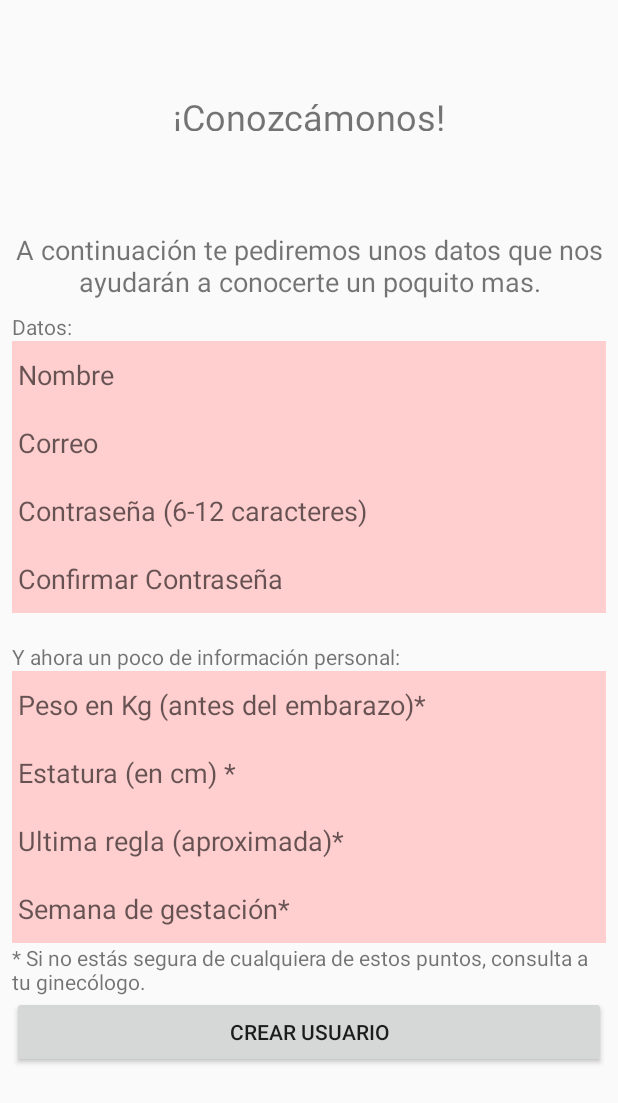
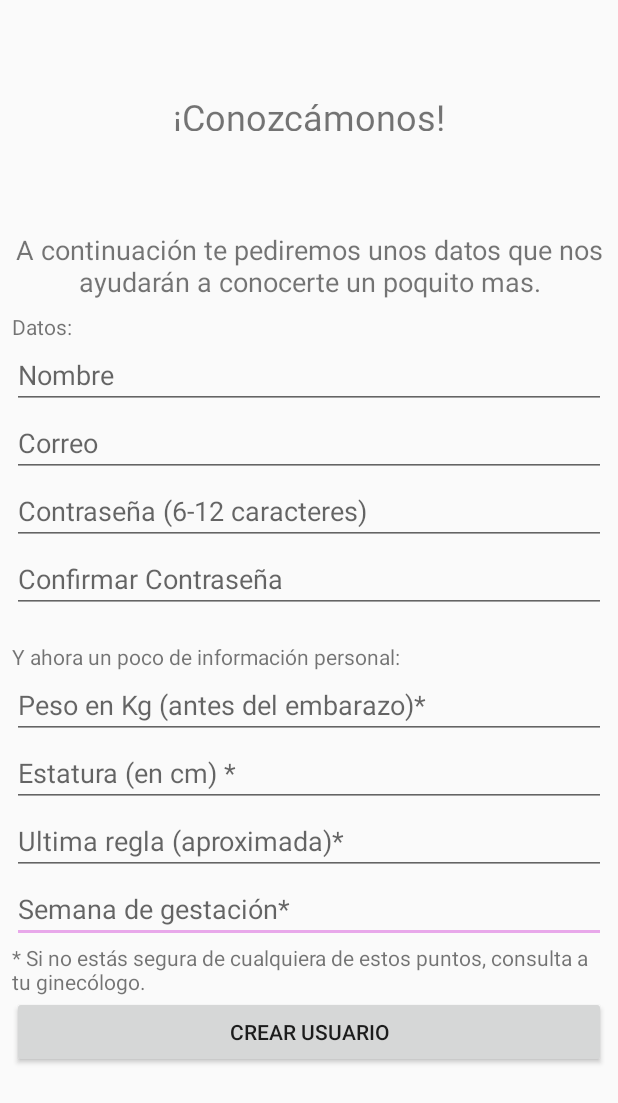
Before and after one commit to chiqeen03/Prototipo1AppEmbarazo, an Android app: the DatosActivity screen opened directly, with no data from a screen before it, after a tap on "CREAR USUARIO", on a phone screen of 412 x 824 dp. Shown: the top 1103 px of the screen. Run offline under Robolectric (Android 15) with nearby library versions, the phone set to English and light mode, and no system bars; our stand-ins replace Firebase (no records; nobody signed in at launch, a user with empty details on screens opened directly).

Commit message:
Creación de nuevos usuarios añadida

```diff
--- a/app/build.gradle
+++ b/app/build.gradle
@@ -39,6 +39,7 @@ dependencies {
 
     implementation 'com.google.firebase:firebase-core:16.0.1'
     implementation 'com.google.firebase:firebase-firestore:17.0.1'
+    implementation 'com.google.firebase:firebase-auth:16.0.1'
 }
 
 apply plugin: 'kotlin-android-extensions'
--- a/app/src/main/java/com/example/mnlgu/prototipo1appembarazo/StartActivities/DatosActivity.kt
+++ b/app/src/main/java/com/example/mnlgu/prototipo1appembarazo/StartActivities/DatosActivity.kt
@@ -1,23 +1,28 @@
 package com.example.mnlgu.prototipo1appembarazo.StartActivities
 
 import android.content.Intent
-import android.graphics.Color
-import android.graphics.drawable.Drawable
-import android.graphics.drawable.DrawableWrapper
 import android.support.v7.app.AppCompatActivity
 import android.os.Bundle
-import android.text.Editable
-import android.text.TextWatcher
+import android.util.Patterns
 import android.view.View
 import android.widget.Toast
 import com.example.mnlgu.prototipo1appembarazo.R
+import com.google.firebase.auth.FirebaseAuth
 import com.google.firebase.firestore.FirebaseFirestore
 import kotlinx.android.synthetic.main.activity_datos.*
+import com.google.firebase.auth.FirebaseUser
+import com.google.firebase.auth.AuthResult
+import com.google.android.gms.tasks.Task
+import android.support.annotation.NonNull
+import com.google.android.gms.tasks.OnCompleteListener
+import android.R.attr.password
+import com.google.android.gms.tasks.OnSuccessListener
 
 
-class DatosActivity : AppCompatActivity() {
+class DatosActivity : AppCompatActivity(){
 
     val warningColor = "#ffcece"
+    val mAuth = FirebaseAuth.getInstance()
 
     override fun onCreate(savedInstanceState: Bundle?) {
         super.onCreate(savedInstanceState)
@@ -25,6 +30,8 @@ class DatosActivity : AppCompatActivity() {
 
         //database
         val db : FirebaseFirestore = FirebaseFirestore.getInstance() //database
+
+
 
         //HashMap Auxiliar
         var user : MutableMap<String, Any> = HashMap()
@@ -41,9 +48,6 @@ class DatosActivity : AppCompatActivity() {
         var estatura: String
         var regla: String
         var semanaGestacion: String
-
-        //resetea a los colores originales cuando el texto cambia
-        checkTextChanged()
 
         //checa cuando el boton se clickea
         crearUsuarioButton.setOnClickListener(object: View.OnClickListener{
@@ -63,23 +67,32 @@ class DatosActivity : AppCompatActivity() {
                 var notEmpty : Boolean = checkAll(nombre, correo, contrasenia, confirmarContrasenia, peso, estatura, regla, semanaGestacion)
                 var checkPass : Boolean = checkPassword(contrasenia, confirmarContrasenia)
                 var passLength: Boolean = checkPasswordLength(contrasenia)
+                var checkEmail: Boolean = checkEmail(correo)
 
                 //si no esta vacio ningun campo, y las contraseñas coinciden se llena el hashmap y se sube a la db
-                if (notEmpty && checkPass && passLength){
+                if (notEmpty && checkPass && passLength && checkEmail){
                     user.put("nombre", nombre)
-                    user.put("correo", correo)
-                    user.put("contraseña", contrasenia)
+                    user.put("correo", correo) // para authentication
+                    //user.put("contraseña", contrasenia) // para authentication
                     //user.put("confirmarContraseña", confirmarContrasenia)
                     user.put("peso", peso.toFloat())
                     user.put("estatura", estatura.toFloat())
                     user.put("regla", regla)
                     user.put("semanaGestacion", semanaGestacion.toInt())
 
+                    progressBar.visibility = View.VISIBLE
+
+                    mAuth.createUserWithEmailAndPassword(correo, contrasenia).addOnCompleteListener{
+                        task: Task<AuthResult> ->
+                        if(task.isSuccessful){
+                            //registration OK
+                            val user = mAuth.currentUser!!
                             //se sube a la db
                             db.collection("users")
                                 .add(user)
                                 // si es exitoso
                                 .addOnSuccessListener {
+                                    progressBar.visibility = View.GONE
                                     Toast.makeText(applicationContext, "Usuario creado exitosamente", Toast.LENGTH_SHORT).show()
                                     //inicia la siguiente actividad
                                     val intent = Intent(this@DatosActivity, LoginActivity::class.java)
@@ -90,21 +103,33 @@ class DatosActivity : AppCompatActivity() {
                                     Toast.makeText(applicationContext, "Hay un problema con el servidor. Intenta mas tarde", Toast.LENGTH_SHORT).show()
                                 }
                         }
+                        else{
+                            // error
+                            Toast.makeText(applicationContext, "Hay un problema con el servidor. Intenta mas tarde", Toast.LENGTH_SHORT).show()
+                        }
+                    }
+
+
+                }
                 //si alguno esta vacio manda mensaje de que se llenen todos los campos
                 else if (!notEmpty){
                     Toast.makeText(applicationContext, "Por favor llena todos los campos", Toast.LENGTH_SHORT).show()
 
                     //pone color rolo
-                    setWarningColors(nombre, correo, contrasenia, confirmarContrasenia, peso, estatura, regla, semanaGestacion)
+                    requestFocusAll(nombre, correo, contrasenia, confirmarContrasenia, peso, estatura, regla, semanaGestacion)
+                }
+                else if(!checkEmail){
+                    correoText.requestFocus()
+                    Toast.makeText(applicationContext, "El correo no es valido", Toast.LENGTH_SHORT).show()
                 }
                 //si la contraseña no es lo suficientemente larga manda warning
                 else if(!passLength){
-                    contraseñaText.setBackgroundColor(Color.parseColor(warningColor))
+                    contraseñaText.requestFocus()
                     Toast.makeText(applicationContext, "La contraseña debe ser entre 6 y 12 caracteres", Toast.LENGTH_SHORT).show()
                 }
                 //si las contraseñas no coinciden se manda mensaje y se pone texto en rojo
                 else if (!checkPass){
-                    confirmarContraseñaText.setBackgroundColor(Color.parseColor(warningColor))
+                    confirmarContraseñaText.requestFocus()
                     Toast.makeText(applicationContext, "Las contraseñas no coinciden", Toast.LENGTH_SHORT).show()
                 }
             }
@@ -135,103 +160,38 @@ class DatosActivity : AppCompatActivity() {
     }
 
     //si algo esta vacio lo pone en rojo
-    fun setWarningColors(nombre: String, correo: String, contrasenia: String, confirmarContrasenia: String, peso: String,
+    fun requestFocusAll(nombre: String, correo: String, contrasenia: String, confirmarContrasenia: String, peso: String,
                         estatura: String, regla: String, semanaGestacion: String){
         if(nombre.trim().length==0){
-            nameText.setBackgroundColor(Color.parseColor(warningColor))
+            nameText.requestFocus()
         }
         if(correo.trim().length==0){
-            correoText.setBackgroundColor(Color.parseColor(warningColor))
+            correoText.requestFocus()
         }
         if(contrasenia.trim().length==0){
-            contraseñaText.setBackgroundColor(Color.parseColor(warningColor))
+            contraseñaText.requestFocus()
         }
         if(confirmarContrasenia.trim().length==0){
-            confirmarContraseñaText.setBackgroundColor(Color.parseColor(warningColor))
+            confirmarContraseñaText.requestFocus()
         }
         if(peso.trim().length==0){
-            pesoText.setBackgroundColor(Color.parseColor(warningColor))
+            pesoText.requestFocus()
         }
         if(estatura.trim().length==0){
-            estaturaText.setBackgroundColor(Color.parseColor(warningColor))
+            estaturaText.requestFocus()
         }
         if(regla.trim().length==0){
-            reglaText.setBackgroundColor(Color.parseColor(warningColor))
+            reglaText.requestFocus()
         }
         if(semanaGestacion.trim().length==0){
-            semanaText.setBackgroundColor(Color.parseColor(warningColor))
+            semanaText.requestFocus()
         }
     }
 
-    //si el texto cambia lo resetea a su background original
-    fun checkTextChanged(){
-        //backgrounds originales
-        val nombreOldBackground: Drawable = nameText.background
-        val correoOldBackground: Drawable = correoText.background
-        val contraseniaOldBackground: Drawable = contraseñaText.background
-        val confirmarContraseniaOldBackground: Drawable = confirmarContraseñaText.background
-        val pesoOldBackground: Drawable = pesoText.background
-        val estaturaOldBackground: Drawable = estaturaText.background
-        val reglaOldBackground: Drawable = reglaText.background
-        val semanaGestacionOldBackground: Drawable = semanaText.background
-
-        //resetea el color del background
-        nameText.addTextChangedListener(object: TextWatcher {
-            override fun afterTextChanged(s: Editable?) {
-                nameText.background = nombreOldBackground
-            }
-            override fun beforeTextChanged(p0: CharSequence?, p1: Int, p2: Int, p3: Int) {}
-            override fun onTextChanged(p0: CharSequence?, p1: Int, p2: Int, p3: Int) {}
-        })
-        correoText.addTextChangedListener(object: TextWatcher {
-            override fun afterTextChanged(s: Editable?) {
-                correoText.background = correoOldBackground
-            }
-            override fun beforeTextChanged(p0: CharSequence?, p1: Int, p2: Int, p3: Int) {}
-            override fun onTextChanged(p0: CharSequence?, p1: Int, p2: Int, p3: Int) {}
-        })
-        contraseñaText.addTextChangedListener(object: TextWatcher {
-            override fun afterTextChanged(s: Editable?) {
-                contraseñaText.background = contraseniaOldBackground
-            }
-            override fun beforeTextChanged(p0: CharSequence?, p1: Int, p2: Int, p3: Int) {}
-            override fun onTextChanged(p0: CharSequence?, p1: Int, p2: Int, p3: Int) {}
-        })
-        confirmarContraseñaText.addTextChangedListener(object: TextWatcher {
-            override fun afterTextChanged(s: Editable?) {
-                confirmarContraseñaText.background = confirmarContraseniaOldBackground
-            }
-            override fun beforeTextChanged(p0: CharSequence?, p1: Int, p2: Int, p3: Int) {}
-            override fun onTextChanged(p0: CharSequence?, p1: Int, p2: Int, p3: Int) {}
-        })
-        pesoText.addTextChangedListener(object: TextWatcher {
-            override fun afterTextChanged(s: Editable?) {
-                pesoText.background = pesoOldBackground
-            }
-            override fun beforeTextChanged(p0: CharSequence?, p1: Int, p2: Int, p3: Int) {}
-            override fun onTextChanged(p0: CharSequence?, p1: Int, p2: Int, p3: Int) {}
-        })
-        estaturaText.addTextChangedListener(object: TextWatcher {
-            override fun afterTextChanged(s: Editable?) {
-                estaturaText.background = estaturaOldBackground
-            }
-            override fun beforeTextChanged(p0: CharSequence?, p1: Int, p2: Int, p3: Int) {}
-            override fun onTextChanged(p0: CharSequence?, p1: Int, p2: Int, p3: Int) {}
-        })
-        reglaText.addTextChangedListener(object: TextWatcher {
-            override fun afterTextChanged(s: Editable?) {
-                reglaText.background = reglaOldBackground
-            }
-            override fun beforeTextChanged(p0: CharSequence?, p1: Int, p2: Int, p3: Int) {}
-            override fun onTextChanged(p0: CharSequence?, p1: Int, p2: Int, p3: Int) {}
-        })
-        semanaText.addTextChangedListener(object: TextWatcher {
-            override fun afterTextChanged(s: Editable?) {
-                semanaText.background = semanaGestacionOldBackground
-            }
-            override fun beforeTextChanged(p0: CharSequence?, p1: Int, p2: Int, p3: Int) {}
-            override fun onTextChanged(p0: CharSequence?, p1: Int, p2: Int, p3: Int) {}
-        })
+    fun checkEmail(email: String): Boolean {
+        if(Patterns.EMAIL_ADDRESS.matcher(email).matches())
+            return true
+        return false
     }
 }
 
--- a/app/src/main/res/layout/activity_datos.xml
+++ b/app/src/main/res/layout/activity_datos.xml
@@ -38,6 +38,7 @@
             android:layout_marginBottom="8dp" app:layout_constraintBottom_toBottomOf="parent"
             app:layout_constraintHorizontal_bias="1.0" android:layout_marginTop="8dp"
             app:layout_constraintTop_toBottomOf="@+id/descripcionTexto">
+
         <LinearLayout android:layout_width="match_parent" android:layout_height="wrap_content"
                       android:orientation="vertical">
             <TextView
@@ -110,4 +111,18 @@
                     android:layout_height="wrap_content" android:id="@+id/crearUsuarioButton"/>
         </LinearLayout>
     </ScrollView>
+
+    <ProgressBar
+            android:layout_width="wrap_content"
+            android:layout_height="wrap_content"
+            android:id="@+id/progressBar"
+            android:layout_centerHorizontal="true"
+            android:layout_centerVertical="true"
+            android:visibility="gone"
+            android:layout_marginEnd="8dp"
+            app:layout_constraintEnd_toEndOf="parent" android:layout_marginStart="8dp"
+            app:layout_constraintStart_toStartOf="parent"
+            app:layout_constraintTop_toTopOf="parent"
+            android:layout_marginTop="260dp"
+    />
 </android.support.constraint.ConstraintLayout>
```
Also changed, not shown: app/src/main/java/com/example/mnlgu/prototipo1appembarazo/StartActivities/LoginActivity.kt (+23 -4 lines). Lines whose indentation alone changed are shown as unchanged.
